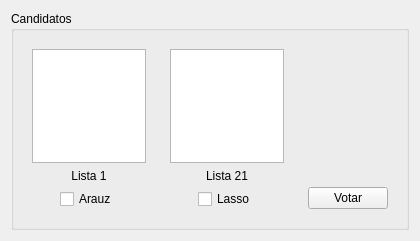
The window that votacion.ui (JA-Camacho/Qt-Sistema-de-Votacion) describes before a commit, drawn with Qt 5.
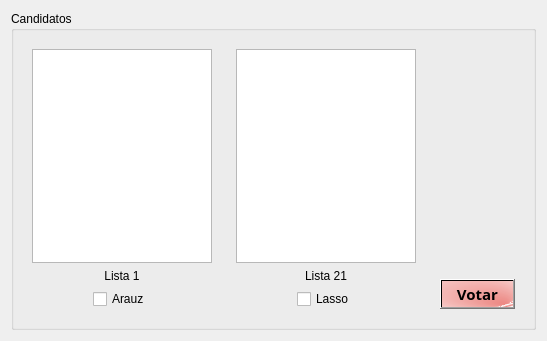
The same window after the commit. Icons and pictures are not drawn.

Diff of the .ui file:
```diff
--- a/votacion.ui
+++ b/votacion.ui
@@ -9,8 +9,8 @@
    <rect>
     <x>0</x>
     <y>0</y>
-    <width>420</width>
-    <height>241</height>
+    <width>547</width>
+    <height>341</height>
    </rect>
   </property>
   <property name="minimumSize">
@@ -107,6 +107,17 @@
          </item>
          <item>
           <widget class="QPushButton" name="cmdVotar">
+           <property name="font">
+            <font>
+             <family>Script MT Bold</family>
+             <pointsize>11</pointsize>
+             <weight>75</weight>
+             <bold>true</bold>
+            </font>
+           </property>
+           <property name="styleSheet">
+            <string notr="true">background-color: qradialgradient(spread:reflect, cx:0, cy:0, radius:1.271, fx:0.897834, fy:0.897834, stop:0 rgba(236, 129, 124, 241), stop:1 rgba(255, 255, 255, 255));</string>
+           </property>
            <property name="text">
             <string>Votar</string>
            </property>
```
